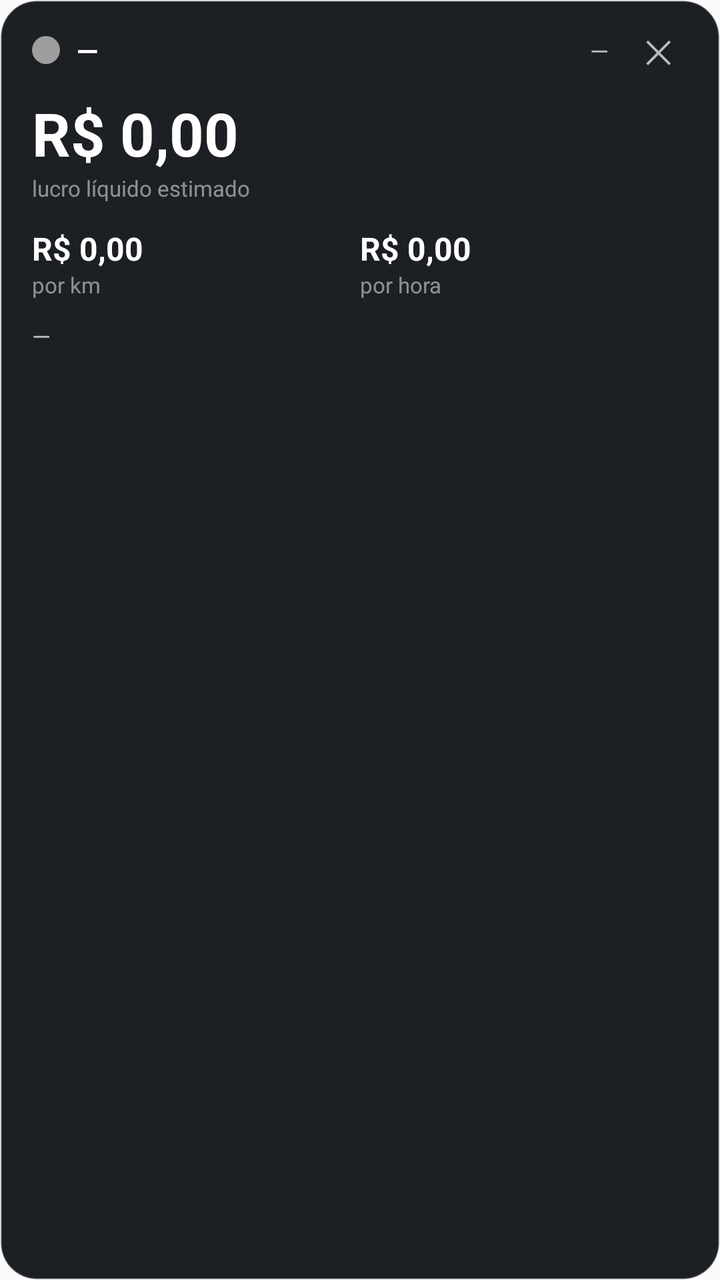
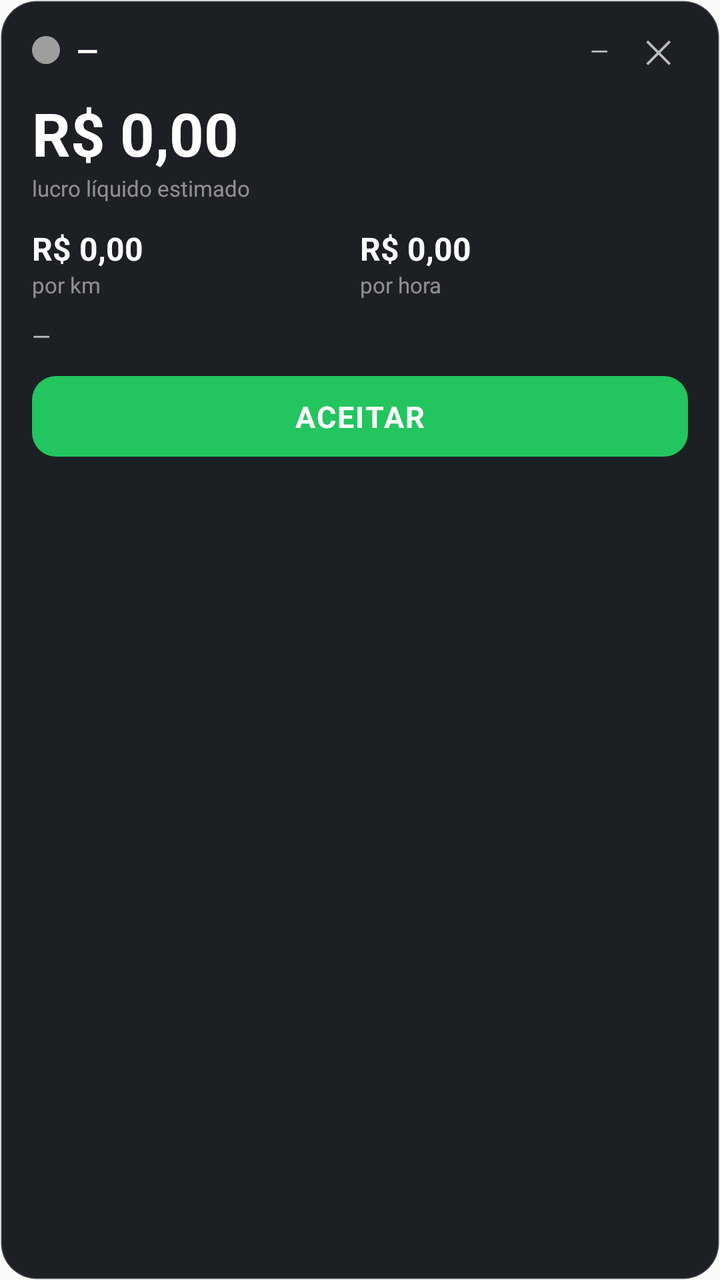

Compare the two renders of this Android layout. The source of the first and the diff that turns it into the second are given below.
<!-- AndroidManifest.xml: application theme Theme.CopilotoMotorista -->
<!-- res/layout/overlay_ride_card.xml -->
<?xml version="1.0" encoding="utf-8"?>
<LinearLayout xmlns:android="http://schemas.android.com/apk/res/android"
    android:id="@+id/overlay_root"
    android:layout_width="320dp"
    android:layout_height="wrap_content"
    android:orientation="vertical"
    android:background="@drawable/overlay_card_bg"
    android:paddingHorizontal="16dp"
    android:paddingVertical="12dp"
    android:elevation="12dp">

    <LinearLayout
        android:layout_width="match_parent"
        android:layout_height="wrap_content"
        android:orientation="horizontal"
        android:gravity="center_vertical">

        <View
            android:id="@+id/status_dot"
            android:layout_width="14dp"
            android:layout_height="14dp"
            android:background="@drawable/overlay_status_dot" />

        <TextView
            android:id="@+id/classification_label"
            android:layout_width="0dp"
            android:layout_height="wrap_content"
            android:layout_weight="1"
            android:layout_marginStart="8dp"
            android:text="—"
            android:maxLines="1"
            android:ellipsize="end"
            android:textColor="#FFFFFF"
            android:textSize="14sp"
            android:textStyle="bold"
            android:letterSpacing="0.06" />

        <TextView
            android:id="@+id/source_label"
            android:layout_width="wrap_content"
            android:layout_height="wrap_content"
            android:text="—"
            android:textColor="#B3FFFFFF"
            android:textSize="12sp" />

        <TextView
            android:id="@+id/close_button"
            android:layout_width="wrap_content"
            android:layout_height="wrap_content"
            android:layout_marginStart="10dp"
            android:paddingHorizontal="8dp"
            android:paddingVertical="2dp"
            android:text="✕"
            android:textColor="#B3FFFFFF"
            android:textSize="16sp" />
    </LinearLayout>

    <TextView
        android:id="@+id/net_profit"
        android:layout_width="wrap_content"
        android:layout_height="wrap_content"
        android:layout_marginTop="8dp"
        android:text="R$ 0,00"
        android:textColor="#FFFFFF"
        android:textSize="30sp"
        android:textStyle="bold" />

    <TextView
        android:id="@+id/net_profit_caption"
        android:layout_width="wrap_content"
        android:layout_height="wrap_content"
        android:text="lucro líquido estimado"
        android:textColor="#80FFFFFF"
        android:textSize="11sp" />

    <LinearLayout
        android:layout_width="match_parent"
        android:layout_height="wrap_content"
        android:layout_marginTop="12dp"
        android:orientation="horizontal">

        <LinearLayout
            android:layout_width="0dp"
            android:layout_height="wrap_content"
            android:layout_weight="1"
            android:orientation="vertical">

            <TextView
                android:id="@+id/per_km"
                android:layout_width="wrap_content"
                android:layout_height="wrap_content"
                android:text="R$ 0,00"
                android:maxLines="1"
                android:textColor="#FFFFFF"
                android:textSize="16sp"
                android:textStyle="bold" />

            <TextView
                android:layout_width="wrap_content"
                android:layout_height="wrap_content"
                android:text="por km"
                android:textColor="#80FFFFFF"
                android:textSize="11sp" />
        </LinearLayout>

        <LinearLayout
            android:layout_width="0dp"
            android:layout_height="wrap_content"
            android:layout_weight="1"
            android:orientation="vertical">

            <TextView
                android:id="@+id/per_hour"
                android:layout_width="wrap_content"
                android:layout_height="wrap_content"
                android:text="R$ 0,00"
                android:maxLines="1"
                android:textColor="#FFFFFF"
                android:textSize="16sp"
                android:textStyle="bold" />

            <TextView
                android:layout_width="wrap_content"
                android:layout_height="wrap_content"
                android:text="por hora"
                android:textColor="#80FFFFFF"
                android:textSize="11sp" />
        </LinearLayout>
    </LinearLayout>

    <TextView
        android:id="@+id/trip_summary"
        android:layout_width="match_parent"
        android:layout_height="wrap_content"
        android:layout_marginTop="10dp"
        android:text="—"
        android:maxLines="1"
        android:ellipsize="end"
        android:textColor="#B3FFFFFF"
        android:textSize="12sp" />

</LinearLayout>
<!-- resources referenced by this layout -->
<resources>
  <!-- drawable overlay_card_bg (drawable) -->
  <?xml version="1.0" encoding="utf-8"?>
  <shape xmlns:android="http://schemas.android.com/apk/res/android"
      android:shape="rectangle">
      <solid android:color="#F2101418" />
      <corners android:radius="18dp" />
      <stroke
          android:width="1dp"
          android:color="#33FFFFFF" />
  </shape>
  <!-- drawable overlay_status_dot (drawable) -->
  <?xml version="1.0" encoding="utf-8"?>
  <shape xmlns:android="http://schemas.android.com/apk/res/android"
      android:shape="oval">
      
      <solid android:color="#9E9E9E" />
      <size
          android:width="14dp"
          android:height="14dp" />
  </shape>
  <style name="Theme.CopilotoMotorista" parent="android:Theme.Material.Light.NoActionBar" />
</resources>

<!-- the commit's change to res/layout/overlay_ride_card.xml (unified diff, before → after) -->
@@ -139,4 +139,18 @@
         android:textColor="#B3FFFFFF"
         android:textSize="12sp" />
 
+    <TextView
+        android:id="@+id/accept_button"
+        android:layout_width="match_parent"
+        android:layout_height="wrap_content"
+        android:layout_marginTop="12dp"
+        android:background="@drawable/overlay_accept_bg"
+        android:gravity="center"
+        android:paddingVertical="10dp"
+        android:text="ACEITAR"
+        android:textColor="#FFFFFF"
+        android:textSize="15sp"
+        android:textStyle="bold"
+        android:letterSpacing="0.05" />
+
 </LinearLayout>
<!-- resource entries referenced after the edit -->
@@ -1,5 +1,12 @@
 <!-- resources referenced by this layout -->
 <resources>
+  <!-- drawable overlay_accept_bg (drawable) -->
+  <?xml version="1.0" encoding="utf-8"?>
+  <shape xmlns:android="http://schemas.android.com/apk/res/android"
+      android:shape="rectangle">
+      <solid android:color="#22C55E" />
+      <corners android:radius="12dp" />
+  </shape>
   <!-- drawable overlay_card_bg (drawable) -->
   <?xml version="1.0" encoding="utf-8"?>
   <shape xmlns:android="http://schemas.android.com/apk/res/android"
